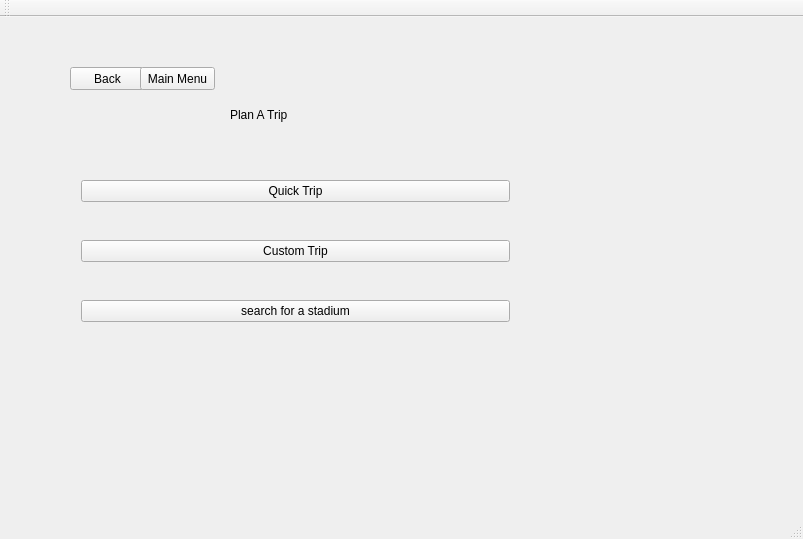
First picture: the form in cs1dproject/mainwindow.ui, repository AustinVaday/CS1D-Class-Project-2, before the edit.
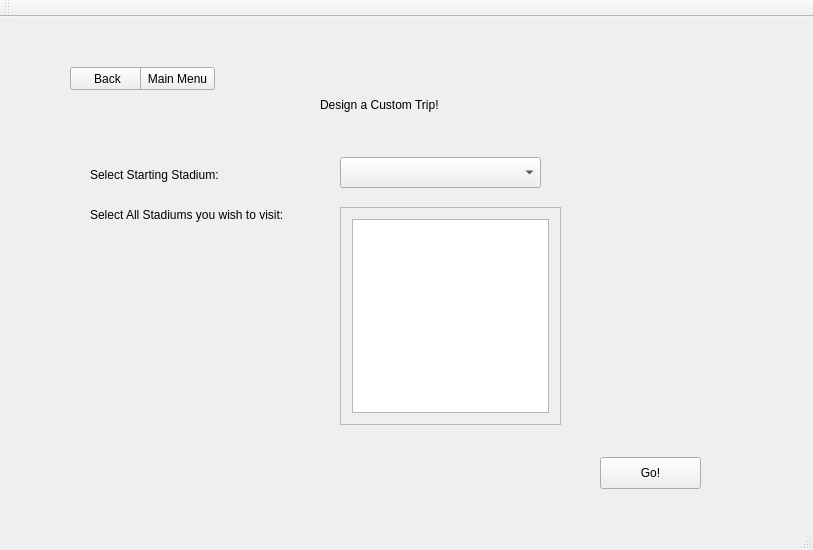
Second picture: the form after the edit. The open tabs and pages were chosen to show the change.

Commit message: awesome GUI Layouts

```diff
--- a/cs1dproject/mainwindow.ui
+++ b/cs1dproject/mainwindow.ui
@@ -6,8 +6,8 @@
    <rect>
     <x>0</x>
     <y>0</y>
-    <width>803</width>
-    <height>539</height>
+    <width>813</width>
+    <height>550</height>
    </rect>
   </property>
   <property name="windowTitle">
@@ -36,7 +36,7 @@
      </rect>
     </property>
     <property name="currentIndex">
-     <number>1</number>
+     <number>3</number>
     </property>
     <widget class="QWidget" name="page_mainMenu">
      <widget class="QWidget" name="layoutWidget">
@@ -360,6 +360,136 @@
       </widget>
      </widget>
     </widget>
+    <widget class="QWidget" name="page_customTripMenu">
+     <widget class="QStackedWidget" name="stackedWidget_2">
+      <property name="geometry">
+       <rect>
+        <x>140</x>
+        <y>50</y>
+        <width>0</width>
+        <height>0</height>
+       </rect>
+      </property>
+      <widget class="QWidget" name="page_5"/>
+      <widget class="QWidget" name="page_12"/>
+     </widget>
+     <widget class="QPushButton" name="button_customTripBack">
+      <property name="geometry">
+       <rect>
+        <x>30</x>
+        <y>10</y>
+        <width>75</width>
+        <height>23</height>
+       </rect>
+      </property>
+      <property name="text">
+       <string>Back</string>
+      </property>
+     </widget>
+     <widget class="QLabel" name="label_planATripTitle_2">
+      <property name="geometry">
+       <rect>
+        <x>280</x>
+        <y>40</y>
+        <width>241</width>
+        <height>16</height>
+       </rect>
+      </property>
+      <property name="text">
+       <string>Design a Custom Trip!</string>
+      </property>
+     </widget>
+     <widget class="QPushButton" name="button_customTripMainMenu">
+      <property name="geometry">
+       <rect>
+        <x>100</x>
+        <y>10</y>
+        <width>75</width>
+        <height>23</height>
+       </rect>
+      </property>
+      <property name="text">
+       <string>Main Menu</string>
+      </property>
+     </widget>
+     <widget class="QLabel" name="label_3">
+      <property name="geometry">
+       <rect>
+        <x>50</x>
+        <y>110</y>
+        <width>171</width>
+        <height>16</height>
+       </rect>
+      </property>
+      <property name="text">
+       <string>Select Starting Stadium: </string>
+      </property>
+     </widget>
+     <widget class="QLabel" name="label_4">
+      <property name="geometry">
+       <rect>
+        <x>50</x>
+        <y>150</y>
+        <width>301</width>
+        <height>16</height>
+       </rect>
+      </property>
+      <property name="text">
+       <string>Select All Stadiums you wish to visit: </string>
+      </property>
+     </widget>
+     <widget class="QComboBox" name="comboBox_customTripSelectStadium">
+      <property name="geometry">
+       <rect>
+        <x>300</x>
+        <y>100</y>
+        <width>201</width>
+        <height>31</height>
+       </rect>
+      </property>
+     </widget>
+     <widget class="QPushButton" name="pushButton_customTripGo">
+      <property name="geometry">
+       <rect>
+        <x>560</x>
+        <y>400</y>
+        <width>101</width>
+        <height>32</height>
+       </rect>
+      </property>
+      <property name="text">
+       <string>Go!</string>
+      </property>
+     </widget>
+     <widget class="QScrollArea" name="scrollArea_2">
+      <property name="geometry">
+       <rect>
+        <x>300</x>
+        <y>150</y>
+        <width>221</width>
+        <height>218</height>
+       </rect>
+      </property>
+      <property name="widgetResizable">
+       <bool>true</bool>
+      </property>
+      <widget class="QWidget" name="scrollAreaWidgetContents_3">
+       <property name="geometry">
+        <rect>
+         <x>0</x>
+         <y>0</y>
+         <width>219</width>
+         <height>216</height>
+        </rect>
+       </property>
+       <layout class="QGridLayout" name="gridLayout_3">
+        <item row="0" column="0">
+         <widget class="QListWidget" name="listWidget_customTrip"/>
+        </item>
+       </layout>
+      </widget>
+     </widget>
+    </widget>
     <widget class="QWidget" name="page_planATrip1">
      <widget class="QTextBrowser" name="textBrowser">
       <property name="geometry">
```
Left out of the diff: 4 changed lines with no effect on the pictures. The commit also changes 4 other files.
